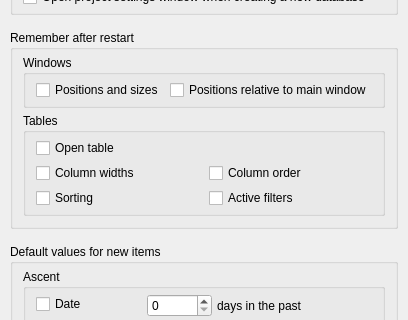
First picture: the form in src/ui/settings_window.ui, repository svetter/pal, before the edit; both pictures show x 0 to 408 and y 210 to 530 of the 408 by 712 pixel window.
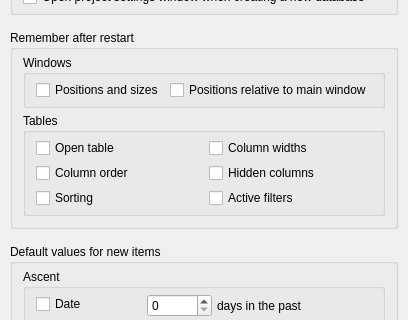
Second picture: the form after the edit.

Commit message:
Enable hiding and re-adding columns
Includes all settings, saving and restoring, and translation.

Missing optimization for not updating hidden columns.

For #129

What changed in the file:
```diff
--- a/src/ui/settings_window.ui
+++ b/src/ui/settings_window.ui
@@ -251,13 +251,6 @@
            </property>
           </widget>
          </item>
-         <item row="1" column="0">
-          <widget class="QCheckBox" name="rememberColumnWidthsCheckbox">
-           <property name="text">
-            <string>Column widths</string>
-           </property>
-          </widget>
-         </item>
          <item row="2" column="0">
           <widget class="QCheckBox" name="rememberSortingCheckbox">
            <property name="text">
@@ -265,13 +258,27 @@
            </property>
           </widget>
          </item>
-         <item row="1" column="1">
+         <item row="0" column="1">
+          <widget class="QCheckBox" name="rememberColumnWidthsCheckbox">
+           <property name="text">
+            <string>Column widths</string>
+           </property>
+          </widget>
+         </item>
+         <item row="1" column="0">
           <widget class="QCheckBox" name="rememberColumnOrderCheckbox">
            <property name="text">
             <string>Column order</string>
            </property>
           </widget>
          </item>
+         <item row="1" column="1">
+          <widget class="QCheckBox" name="rememberHiddenColumnsCheckbox">
+           <property name="text">
+            <string>Hidden columns</string>
+           </property>
+          </widget>
+         </item>
         </layout>
        </widget>
       </item>
```
The commit also changes 8 other files.
